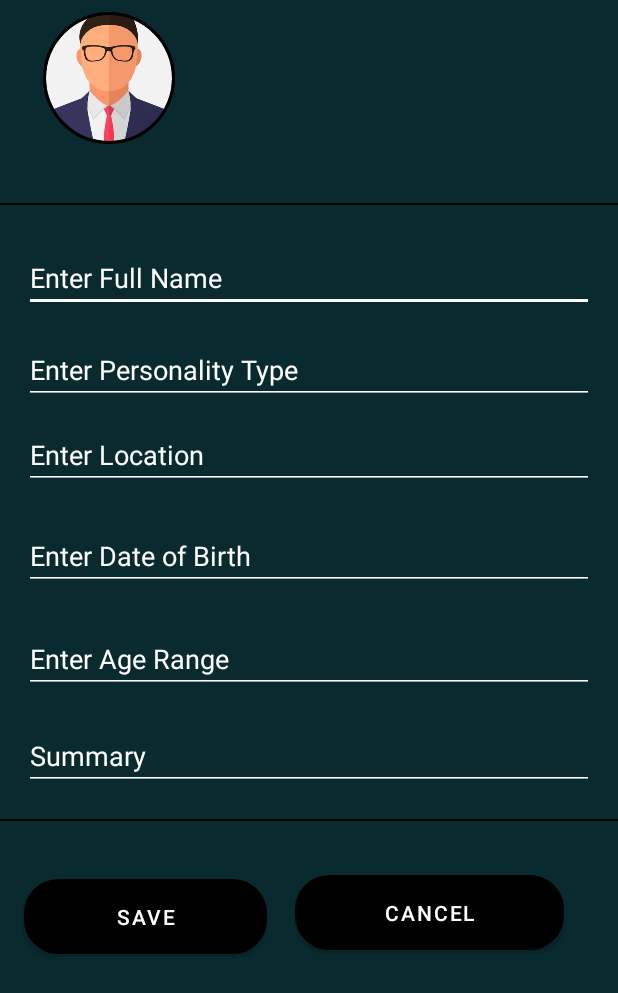
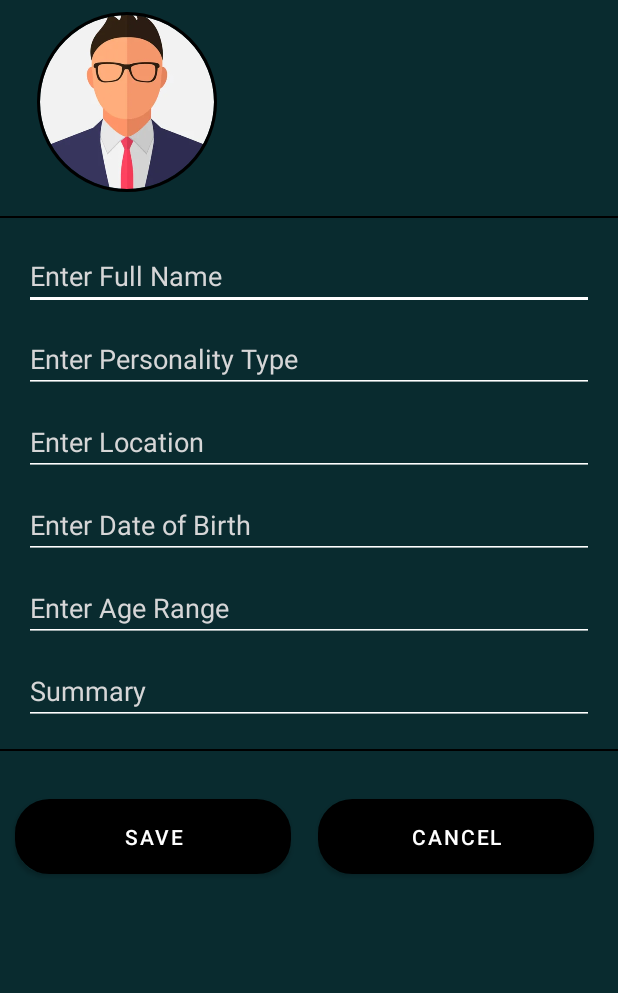
Before and after one commit to Txy822/Personality-based-Dating-App, an Android app: the fragment UpdateProfileFragment shown on its own in the app's theme, on a phone screen of 412 x 824 dp. Shown: the top 993 px of the screen. Run offline under Robolectric (Android 15) with nearby library versions, the phone set to English and light mode, and no system bars; our stand-ins replace CircleImageView, Firebase (no records; nobody signed in at launch, a user with empty details on screens opened directly); pictures from the network do not load; 1 statement that could not run was skipped.

Commit message:
Profile update and profile view fragment ui updated

```diff
--- a/app/src/main/java/com/txy822/android_personality_based_dating_app/fragment/UpdateProfileFragment.java
+++ b/app/src/main/java/com/txy822/android_personality_based_dating_app/fragment/UpdateProfileFragment.java
@@ -2,7 +2,6 @@ package com.txy822.android_personality_based_dating_app.fragment;
 
 import static android.app.Activity.RESULT_OK;
 
-import android.app.Activity;
 import android.app.DatePickerDialog;
 //import android.app.FragmentManager;
 //import android.app.FragmentTransaction;
@@ -42,7 +41,6 @@ import com.google.firebase.storage.FirebaseStorage;
 import com.google.firebase.storage.StorageReference;
 import com.google.firebase.storage.UploadTask;
 import com.txy822.android_personality_based_dating_app.R;
-import com.txy822.android_personality_based_dating_app.utils.TypeCompatibility;
 
 import java.text.SimpleDateFormat;
 import java.util.Arrays;
@@ -252,7 +250,7 @@ public class UpdateProfileFragment extends Fragment {
                 }
             });
         }
-        cancel=view.findViewById(R.id.cancel_btn_profile);
+        cancel=view.findViewById(R.id.cancel_btn_profile_edit);
         cancel.setOnClickListener(new View.OnClickListener() {
             @Override
             public void onClick(View v) {
--- a/app/src/main/res/layout/fragment_update_profile.xml
+++ b/app/src/main/res/layout/fragment_update_profile.xml
@@ -16,13 +16,13 @@
         android:layout_width="match_parent"
         android:layout_height="match_parent">
 
-    <EditText
+        <EditText
             android:id="@+id/enter_personality_type"
             android:layout_width="0dp"
             android:layout_height="wrap_content"
             android:layout_marginStart="16dp"
             android:layout_marginEnd="16dp"
-            android:layout_marginBottom="11dp"
+            android:layout_marginBottom="10dp"
             android:backgroundTint="@color/white"
             android:ems="10"
             android:gravity="center_vertical"
@@ -30,7 +30,7 @@
             android:inputType="textFilter"
             android:shadowColor="@color/purple_700"
             android:textColor="@color/white"
-            android:textColorHint="@color/white"
+            android:textColorHint="@color/quantum_grey"
             app:layout_constraintBottom_toTopOf="@+id/enter_location"
             app:layout_constraintEnd_toEndOf="parent"
             app:layout_constraintStart_toStartOf="parent"
@@ -43,7 +43,7 @@
             android:layout_height="wrap_content"
             android:layout_marginStart="16dp"
             android:layout_marginEnd="16dp"
-            android:layout_marginBottom="22dp"
+            android:layout_marginBottom="10dp"
             android:backgroundTint="@color/white"
             android:ems="10"
             android:gravity="center_vertical"
@@ -51,7 +51,7 @@
             android:inputType="textAutoComplete"
             android:shadowColor="@color/purple_700"
             android:textColor="@color/white"
-            android:textColorHint="@color/white"
+            android:textColorHint="@color/quantum_grey"
             app:layout_constraintBottom_toTopOf="@+id/enter_date_of_birth"
             app:layout_constraintEnd_toEndOf="parent"
             app:layout_constraintStart_toStartOf="parent"
@@ -64,7 +64,7 @@
             android:layout_height="wrap_content"
             android:layout_marginStart="16dp"
             android:layout_marginEnd="16dp"
-            android:layout_marginBottom="23dp"
+            android:layout_marginBottom="10dp"
             android:backgroundTint="@color/white"
             android:cursorVisible="false"
             android:ems="10"
@@ -73,7 +73,7 @@
             android:hint="Enter Date of Birth"
             android:inputType="datetime"
             android:textColor="@color/cardview_light_background"
-            android:textColorHint="@color/white"
+            android:textColorHint="@color/quantum_grey"
             app:layout_constraintBottom_toTopOf="@+id/enter_age_range"
             app:layout_constraintEnd_toEndOf="parent"
             app:layout_constraintStart_toStartOf="parent"
@@ -86,14 +86,14 @@
             android:layout_height="wrap_content"
             android:layout_marginStart="16dp"
             android:layout_marginEnd="16dp"
-            android:layout_marginBottom="84dp"
+            android:layout_marginBottom="10dp"
             android:backgroundTint="@color/white"
             android:ems="10"
             android:hint="Enter Age Range"
             android:inputType="textAutoComplete"
-            android:textColor="@color/textColorPrimary"
-            android:textColorHint="@color/white"
-            app:layout_constraintBottom_toTopOf="@+id/SplitLine_hor2"
+            android:textColor="@color/white"
+            android:textColorHint="@color/quantum_grey"
+            app:layout_constraintBottom_toTopOf="@+id/enter_summary"
             app:layout_constraintEnd_toEndOf="parent"
             app:layout_constraintStart_toStartOf="parent"
             app:layout_constraintTop_toBottomOf="@+id/enter_date_of_birth"
@@ -101,21 +101,20 @@
 
         <Button
             android:id="@+id/save"
-            android:layout_width="162dp"
+            android:layout_width="0dp"
             android:layout_height="50dp"
             android:layout_gravity="center_horizontal"
-            android:layout_marginStart="16dp"
-            android:layout_marginBottom="40dp"
+            android:layout_marginStart="10dp"
+            android:layout_marginEnd="8dp"
+            android:layout_marginBottom="50dp"
             android:background="@drawable/button"
             android:text="@string/save"
             android:textColor="@color/white"
             app:backgroundTint="@color/black"
             app:layout_constraintBottom_toBottomOf="parent"
+            app:layout_constraintEnd_toStartOf="@id/cancel_btn_profile_edit"
             app:layout_constraintStart_toStartOf="parent"
-            app:layout_constraintTop_toBottomOf="@+id/enter_summary"
-            app:layout_constraintVertical_bias="0.642"
-            app:layout_marginTopPercent="40%"
-            app:layout_widthPercent="50%"
+            app:layout_constraintTop_toBottomOf="@+id/SplitLine_hor2"
             tools:ignore="MissingConstraints" />
 
         <EditText
@@ -124,12 +123,13 @@
             android:layout_height="wrap_content"
             android:layout_marginStart="16dp"
             android:layout_marginEnd="16dp"
+            android:layout_marginBottom="16dp"
             android:backgroundTint="@color/white"
             android:ems="10"
             android:hint="Summary"
             android:inputType="textPersonName"
             android:textColor="@color/white"
-            android:textColorHint="@color/white"
+            android:textColorHint="@color/quantum_grey"
             app:layout_constraintBottom_toTopOf="@+id/SplitLine_hor2"
             app:layout_constraintEnd_toEndOf="parent"
             app:layout_constraintStart_toStartOf="parent"
@@ -140,19 +140,19 @@
             android:id="@+id/SplitLine_hor2"
             android:layout_width="0dp"
             android:layout_height="1dp"
-            android:layout_marginBottom="161dp"
+            android:layout_marginBottom="32dp"
             android:background="@color/black"
-            app:layout_constraintBottom_toBottomOf="parent"
+            app:layout_constraintBottom_toTopOf="@id/save"
             app:layout_constraintEnd_toEndOf="parent"
             app:layout_constraintStart_toStartOf="parent"
-            app:layout_constraintTop_toBottomOf="@+id/enter_age_range" />
+            app:layout_constraintTop_toBottomOf="@+id/enter_summary" />
 
         <de.hdodenhof.circleimageview.CircleImageView
             android:id="@+id/profile"
-            android:layout_width="113dp"
-            android:layout_height="88dp"
+            android:layout_width="140dp"
+            android:layout_height="120dp"
             android:layout_marginTop="8dp"
-            android:layout_marginBottom="39dp"
+            android:layout_marginBottom="16dp"
             android:foregroundGravity="center_horizontal"
             android:src="@drawable/profile"
             app:civ_border_color="#FF000000"
@@ -167,7 +167,7 @@
             android:id="@+id/SplitLine_hor1"
             android:layout_width="0dp"
             android:layout_height="1dp"
-            android:layout_marginBottom="26dp"
+            android:layout_marginBottom="16dp"
             android:background="@color/black"
             app:layout_constraintBottom_toTopOf="@+id/full_name_id"
             app:layout_constraintEnd_toEndOf="parent"
@@ -175,18 +175,19 @@
             app:layout_constraintTop_toBottomOf="@+id/profile" />
 
         <Button
-            android:id="@+id/cancel_btn_profile"
-            android:layout_width="179dp"
+            android:id="@+id/cancel_btn_profile_edit"
+            android:layout_width="0dp"
             android:layout_height="50dp"
+            android:layout_marginStart="10dp"
+            android:layout_marginTop="32dp"
             android:layout_marginEnd="16dp"
-            android:layout_marginBottom="40dp"
+            android:layout_marginBottom="50dp"
             android:background="@drawable/button"
             android:text="CANCEL"
             android:textColor="@color/white"
             app:backgroundTint="@color/black"
             app:layout_constraintBottom_toBottomOf="parent"
             app:layout_constraintEnd_toEndOf="parent"
-            app:layout_constraintHorizontal_bias="0.485"
             app:layout_constraintStart_toEndOf="@+id/save"
             app:layout_constraintTop_toBottomOf="@+id/SplitLine_hor2" />
 
@@ -196,13 +197,13 @@
             android:layout_height="wrap_content"
             android:layout_marginStart="16dp"
             android:layout_marginEnd="16dp"
-            android:layout_marginBottom="16dp"
+            android:layout_marginBottom="10dp"
             android:backgroundTint="@color/white"
             android:ems="10"
+            android:textColor="@color/white"
             android:hint="Enter Full Name"
             android:inputType="textPersonName"
-            android:textColor="@color/white"
-            android:textColorHint="@color/design_default_color_surface"
+            android:textColorHint="@color/quantum_grey"
             app:layout_constraintBottom_toTopOf="@+id/enter_personality_type"
             app:layout_constraintEnd_toEndOf="parent"
             app:layout_constraintStart_toStartOf="parent"
--- a/app/src/main/res/layout/fragment_view_profile.xml
+++ b/app/src/main/res/layout/fragment_view_profile.xml
@@ -166,6 +166,7 @@
                 android:layout_height="50dp"
                 android:layout_gravity="center_horizontal"
                 android:layout_marginStart="16dp"
+                android:layout_marginEnd="10dp"
                 android:layout_marginBottom="70dp"
                 android:background="@drawable/button"
                 android:text="@string/edit"
@@ -244,7 +245,7 @@
                 android:id="@+id/cancel_btn_view_profile"
                 android:layout_width="0dp"
                 android:layout_height="50dp"
-                android:layout_marginStart="72dp"
+                android:layout_marginStart="10dp"
                 android:layout_marginTop="60dp"
                 android:layout_marginEnd="16dp"
                 android:layout_marginBottom="70dp"
@@ -262,13 +263,12 @@
                 android:id="@+id/tv_full_name_label"
                 android:layout_width="0dp"
                 android:layout_height="wrap_content"
-
                 android:layout_marginStart="20dp"
                 android:layout_marginTop="30dp"
                 android:layout_marginEnd="8dp"
                 android:layout_marginBottom="20dp"
                 android:text="Full Name"
-                android:textColor="@color/white"
+                android:textColor="@color/colorAccent"
                 app:layout_constraintBaseline_toBaselineOf="@+id/fulName_id"
                 app:layout_constraintBottom_toTopOf="@id/tv_personality_label"
                 app:layout_constraintEnd_toStartOf="@+id/fulName_id"
```
